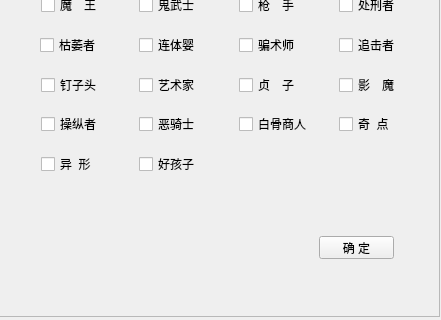
First picture: the form in selec_killerUI.ui, repository maskrs/-, before the edit; both pictures show x 0 to 441 and y 263 to 583 of the 441 by 583 pixel window.
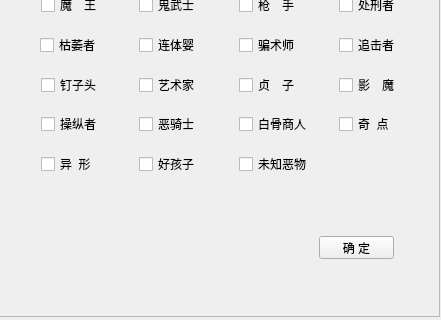
Second picture: the form after the edit.

Diff of the .ui file:
```diff
--- a/selec_killerUI.ui
+++ b/selec_killerUI.ui
@@ -903,6 +903,34 @@
      <bool>false</bool>
     </property>
    </widget>
+   <widget class="QCheckBox" name="cb_ewu">
+    <property name="geometry">
+     <rect>
+      <x>240</x>
+      <y>420</y>
+      <width>100</width>
+      <height>16</height>
+     </rect>
+    </property>
+    <property name="sizePolicy">
+     <sizepolicy hsizetype="Fixed" vsizetype="Fixed">
+      <horstretch>0</horstretch>
+      <verstretch>0</verstretch>
+     </sizepolicy>
+    </property>
+    <property name="maximumSize">
+     <size>
+      <width>16777215</width>
+      <height>30</height>
+     </size>
+    </property>
+    <property name="text">
+     <string>未知恶物</string>
+    </property>
+    <property name="checked">
+     <bool>false</bool>
+    </property>
+   </widget>
   </widget>
  </widget>
  <tabstops>
```
